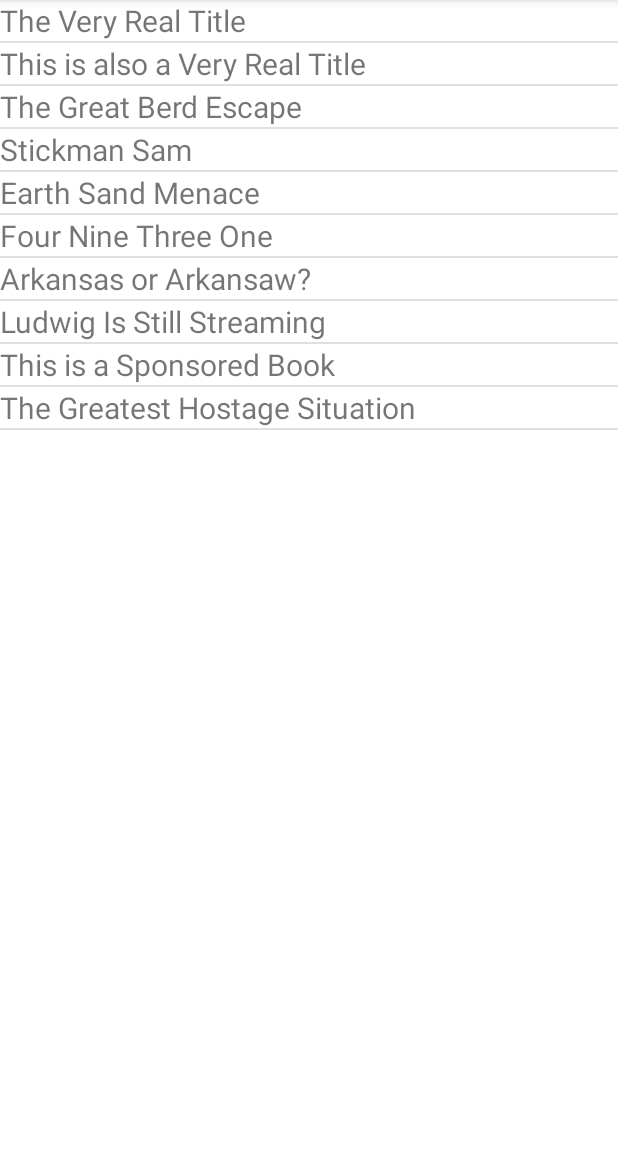
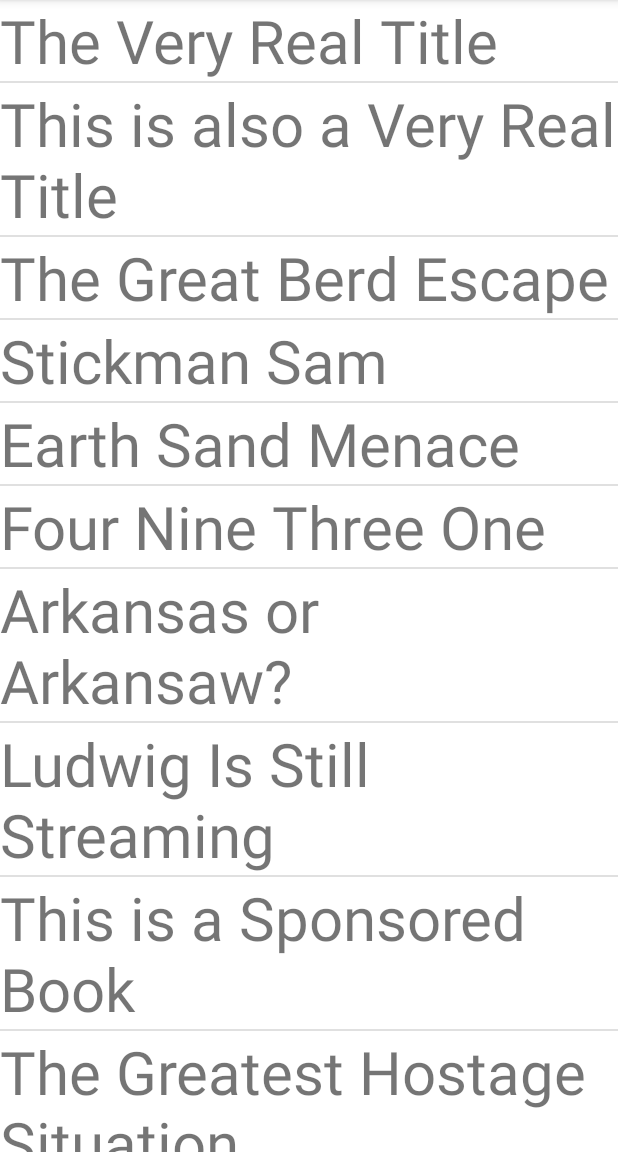
Before and after one commit to tuf98405/BookShelf, an Android app: the screen it shows after launch (MainActivity), on a phone screen of 412 x 824 dp, the part 84-1236 px from its top. Run offline under Robolectric (Android 15) with nearby library versions, the phone set to English and light mode, and no system bars.

Commit message:
Attempted to try saving selected book

```diff
--- a/app/src/main/java/edu/temple/bookshelf/BookAdapter.java
+++ b/app/src/main/java/edu/temple/bookshelf/BookAdapter.java
@@ -47,7 +47,7 @@ public class BookAdapter extends ArrayAdapter {
 
         if (convertView == null) {
             textView = new TextView(parent.getContext());
-            textView.setTextSize(20);
+            textView.setTextSize(40);
         } else {
             textView = (TextView) convertView;
         }
--- a/app/src/main/java/edu/temple/bookshelf/MainActivity.java
+++ b/app/src/main/java/edu/temple/bookshelf/MainActivity.java
@@ -13,11 +13,13 @@ public class MainActivity extends AppCompatActivity implements book_list.BookLis
 
     FragmentManager fragmentManager;
     FragmentTransaction fragmentTransaction;
-    book_list booklist;
+    book_list bookListFragment;
     BookList bookList;
 
     BookDetailsFragment bookDetailsFragment;
     boolean exists;
+    boolean selected;
+    int prevpos;
 
     @Override
     protected void onCreate(Bundle savedInstanceState) {
@@ -25,6 +27,7 @@ public class MainActivity extends AppCompatActivity implements book_list.BookLis
         setContentView(R.layout.activity_main);
 
         exists = findViewById(R.id.container2) != null;
+
 
         bookList = new BookList();
 
@@ -35,10 +38,20 @@ public class MainActivity extends AppCompatActivity implements book_list.BookLis
             bookList.add(new Book(titles[i], authors[i]));
         }
 
-        getSupportFragmentManager()
-                .beginTransaction()
-                .replace(R.id.container, booklist.newInstance(bookList))
-                .commit();
+
+        if (selected){
+            getSupportFragmentManager()
+                    .beginTransaction()
+                    .replace(R.id.container, bookDetailsFragment.newInstance(bookList.get(prevpos)))
+                    .commit();
+        }else {
+            getSupportFragmentManager()
+                    .beginTransaction()
+                    .replace(R.id.container, bookListFragment.newInstance(bookList))
+                    .commit();
+            selected = false;
+        }
+
 
         if (exists) {
             bookDetailsFragment = new BookDetailsFragment();
@@ -49,11 +62,12 @@ public class MainActivity extends AppCompatActivity implements book_list.BookLis
                     .replace(R.id.container2, bookDetailsFragment)
                     .commit();
         }
-
     }
 
     @Override
     public void itemClicked(int position){
+        selected = true;
+        prevpos = position;
         if (!exists){
             getSupportFragmentManager()
                     .beginTransaction()
@@ -63,5 +77,6 @@ public class MainActivity extends AppCompatActivity implements book_list.BookLis
         } else {
             bookDetailsFragment.changeBook(bookList.get(position));
         }
+
     }
 }
--- a/app/src/main/res/layout/smalllandscape.xml
+++ /dev/null
@@ -1,6 +0,0 @@
-<?xml version="1.0" encoding="utf-8"?>
-<androidx.constraintlayout.widget.ConstraintLayout
-    xmlns:android="http://schemas.android.com/apk/res/android" android:layout_width="match_parent"
-    android:layout_height="match_parent">
-
-</androidx.constraintlayout.widget.ConstraintLayout>
--- a/app/src/main/res/layout/smallportrait.xml
+++ /dev/null
@@ -1,6 +0,0 @@
-<?xml version="1.0" encoding="utf-8"?>
-<androidx.constraintlayout.widget.ConstraintLayout
-    xmlns:android="http://schemas.android.com/apk/res/android" android:layout_width="match_parent"
-    android:layout_height="match_parent">
-
-</androidx.constraintlayout.widget.ConstraintLayout>
```
